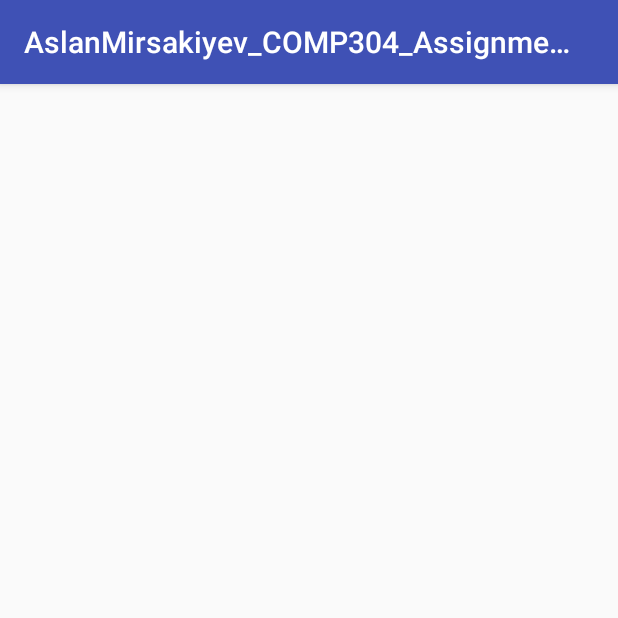
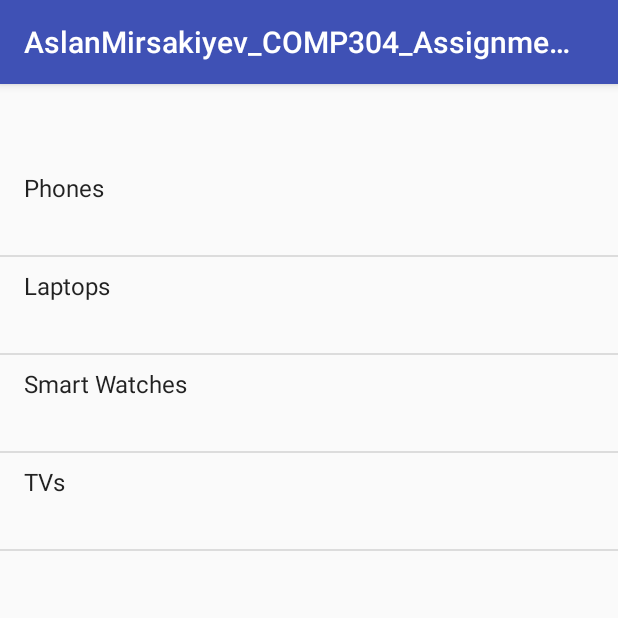
Before and after one commit to mirsakiyev/COMP-304, an Android app: the CategoriesActivity screen opened directly, with no data from a screen before it, on a phone screen of 412 x 824 dp, the top half of it. Run offline under Robolectric (Android 15) with nearby library versions, the phone set to English and light mode, and no system bars.

Commit message:
Created a BrandsActivity, added functionality so when you select an item from list view on CategoriesActivity it takes you to BrandsActivity and stores user choice in temp variable

```diff
--- a/AslanMirsakiyev_COMP304_Assignment2/app/src/main/AndroidManifest.xml
+++ b/AslanMirsakiyev_COMP304_Assignment2/app/src/main/AndroidManifest.xml
@@ -16,7 +16,8 @@
                 <category android:name="android.intent.category.LAUNCHER" />
             </intent-filter>
         </activity>
-        <activity android:name=".CategoriesActivity"></activity>
+        <activity android:name=".CategoriesActivity" />
+        <activity android:name=".BrandsActivity"></activity>
     </application>
 
 </manifest>
--- a/AslanMirsakiyev_COMP304_Assignment2/app/src/main/java/com/example/aslanmr/aslanmirsakiyev_comp304_assignment2/CategoriesActivity.java
+++ b/AslanMirsakiyev_COMP304_Assignment2/app/src/main/java/com/example/aslanmr/aslanmirsakiyev_comp304_assignment2/CategoriesActivity.java
@@ -1,13 +1,47 @@
 package com.example.aslanmr.aslanmirsakiyev_comp304_assignment2;
 
+import android.content.Intent;
 import android.support.v7.app.AppCompatActivity;
 import android.os.Bundle;
+import android.view.View;
+import android.widget.AdapterView;
+import android.widget.ArrayAdapter;
+import android.widget.ListView;
 
 public class CategoriesActivity extends AppCompatActivity {
+
+
+    ListView listView;
+
+    String[] categoriesItems=new String[]{
+                                            "Phones",
+                                            "Laptops",
+                                            "Smart Watches",
+                                            "TVs"
+                                    };
 
     @Override
     protected void onCreate(Bundle savedInstanceState) {
         super.onCreate(savedInstanceState);
         setContentView(R.layout.activity_categories);
+
+        listView=findViewById(R.id.categoriesListView);
+
+        ArrayAdapter<String> adapter=new ArrayAdapter<>(this, android.R.layout.simple_list_item_2, android.R.id.text1, categoriesItems);
+
+        listView.setAdapter(adapter);
+
+        listView.setOnItemClickListener(new AdapterView.OnItemClickListener() {
+            @Override
+            public void onItemClick(AdapterView<?> parent, View view, int position, long id) {
+                String TempListView=categoriesItems[position].toString();
+
+                Intent intent=new Intent(CategoriesActivity.this, BrandsActivity.class);
+
+                intent.putExtra("ListViewClickValue", TempListView);
+
+                startActivity(intent);
+            }
+        });
     }
 }
--- a/AslanMirsakiyev_COMP304_Assignment2/app/src/main/res/layout/activity_categories.xml
+++ b/AslanMirsakiyev_COMP304_Assignment2/app/src/main/res/layout/activity_categories.xml
@@ -1,9 +1,27 @@
 <?xml version="1.0" encoding="utf-8"?>
-<android.support.constraint.ConstraintLayout xmlns:android="http://schemas.android.com/apk/res/android"
+<RelativeLayout xmlns:android="http://schemas.android.com/apk/res/android"
     xmlns:app="http://schemas.android.com/apk/res-auto"
     xmlns:tools="http://schemas.android.com/tools"
     android:layout_width="match_parent"
     android:layout_height="match_parent"
+    android:orientation="vertical"
     tools:context=".CategoriesActivity">
 
-</android.support.constraint.ConstraintLayout>
+    <!--
+    <TextView
+        android:text="Categories of our Products"
+        android:layout_marginTop="20dp"
+        android:textSize="20dp"
+        android:layout_gravity="center"
+        android:layout_width="wrap_content"
+        android:layout_height="wrap_content" /> -->
+
+    <ListView
+        android:layout_marginTop="50dp"
+        android:id="@+id/categoriesListView"
+        android:layout_width="match_parent"
+        android:layout_height="match_parent">
+    </ListView>
+
+
+</RelativeLayout>
```
Also changed, not shown: AslanMirsakiyev_COMP304_Assignment2/app/src/main/java/com/example/aslanmr/aslanmirsakiyev_comp304_assignment2/BrandsActivity.java (added, +22 -0 lines), AslanMirsakiyev_COMP304_Assignment2/app/src/main/res/layout/activity_brands.xml (added, +15 -0 lines), AslanMirsakiyev_COMP304_Assignment2/app/src/main/res/values/strings.xml (+7 -0 lines).
